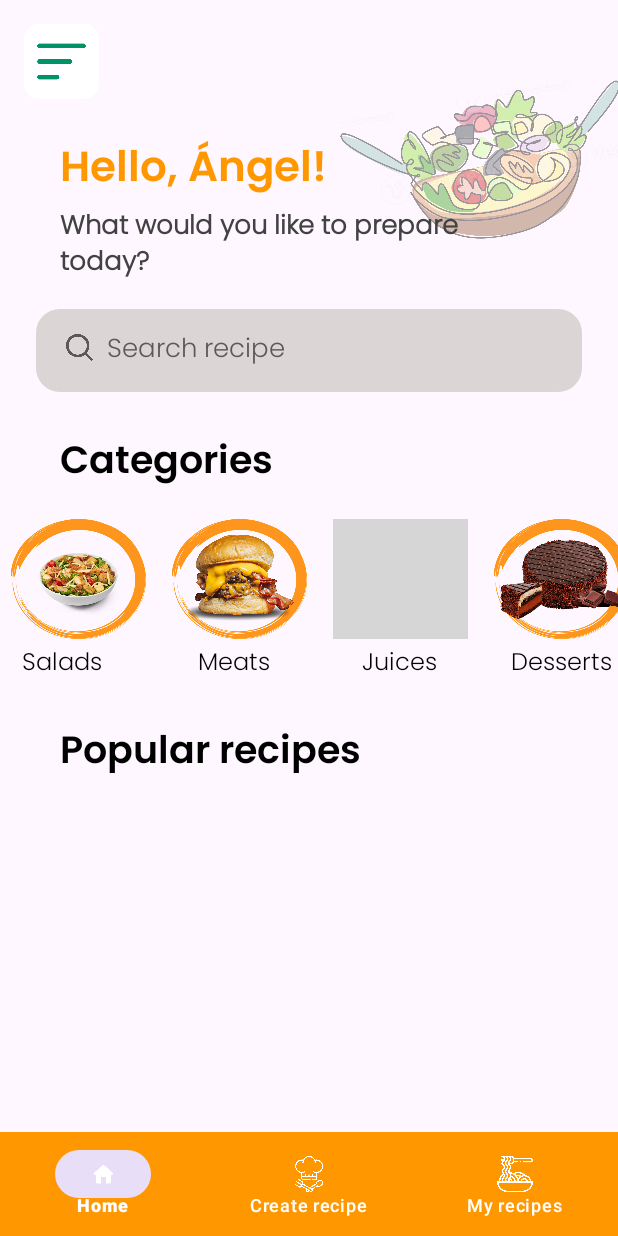
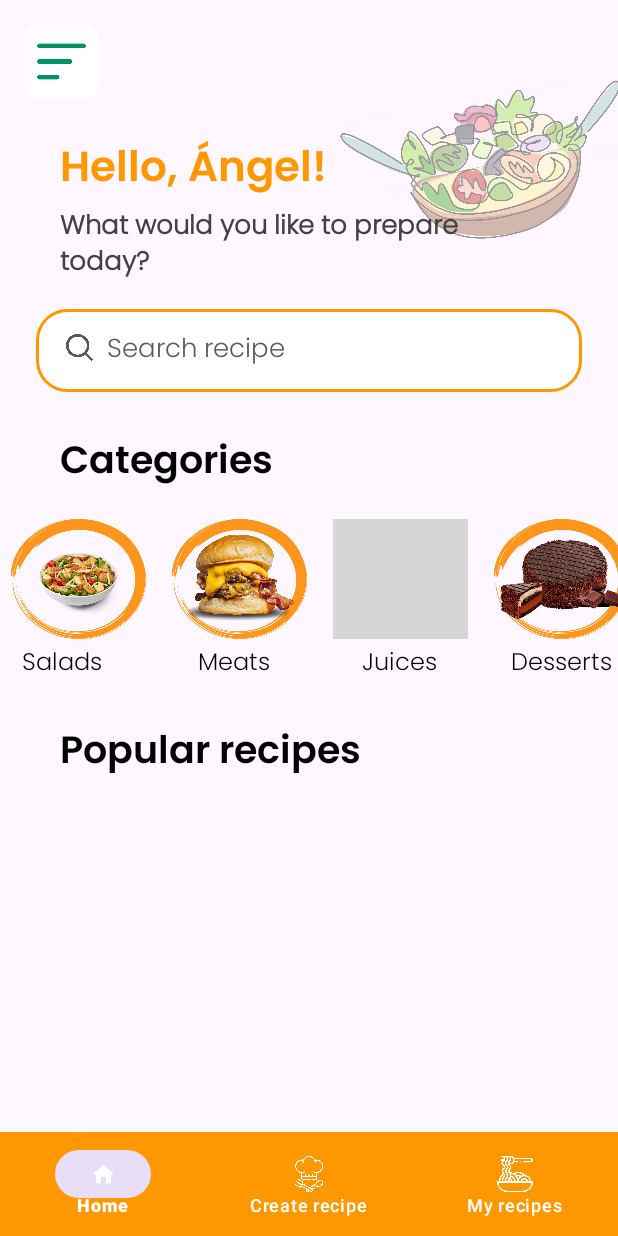
Before and after one commit to AngelMoldesM/ProyectoRecetas, an Android app: the screen it shows after launch (MainActivity), on a phone screen of 412 x 824 dp. Run offline under Robolectric (Android 15) with nearby library versions, the phone set to English and light mode, and no system bars; our stand-ins replace Room's generated code, navigation-ui; pictures from the network do not load; grey boxes are pictures that could not be loaded.

Commit message:
WIP Change some styles

```diff
--- a/app/src/main/java/com/example/proyectorecetas/CreateRecipeFragment.kt
+++ b/app/src/main/java/com/example/proyectorecetas/CreateRecipeFragment.kt
@@ -1,12 +1,11 @@
 package com.example.proyectorecetas
 
-import android.graphics.drawable.Drawable
+
 import android.os.Bundle
 import android.view.LayoutInflater
 import android.view.View
 import android.view.ViewGroup
 import android.widget.Toast
-import androidx.core.content.ContextCompat
 import androidx.fragment.app.Fragment
 import androidx.room.Room
 import com.bumptech.glide.Glide
--- /dev/null
+++ b/app/src/main/res/drawable/custombutton.xml
@@ -0,0 +1,11 @@
+<?xml version="1.0" encoding="utf-8"?>
+<shape
+    xmlns:android="http://schemas.android.com/apk/res/android">
+    <stroke
+        android:color="@color/orange"
+        android:width="2dp"/>
+    <corners
+        android:radius="20dp"/>
+    <solid
+        android:color="#FFFFFF"/>
+</shape>
--- a/app/src/main/res/layout/fragment_home.xml
+++ b/app/src/main/res/layout/fragment_home.xml
@@ -60,17 +60,15 @@
         app:layout_constraintStart_toStartOf="@+id/textView2"
         app:layout_constraintTop_toBottomOf="@+id/textView2" />
 
-    <EditText
+    <androidx.appcompat.widget.AppCompatEditText
         android:id="@+id/search"
         android:layout_width="match_parent"
         android:layout_height="55dp"
         android:layout_marginStart="24dp"
         android:layout_marginTop="16dp"
         android:layout_marginEnd="24dp"
-        android:background="@drawable/searchview"
-        android:backgroundTint="#DBD5D5"
+        android:background="@drawable/custombutton"
         android:ems="10"
-
         android:focusable="false"
         android:fontFamily="@font/poppins_light"
         android:hint="@string/buscar_receta"
```
Also changed, not shown: app/src/main/java/com/example/proyectorecetas/RecipeFragment.kt (+1 -10 lines), app/src/main/res/drawable/bottom_sheet_bg.xml (deleted, +0 -11 lines), app/src/main/res/drawable/btn_ing.xml (deleted, +0 -15 lines), app/src/main/res/drawable/text_overlay.xml (deleted, +0 -16 lines), app/src/main/res/layout/fragment_create_recipe.xml (+8 -2 lines), app/src/main/res/layout/fragment_receta.xml (+6 -4 lines), app/src/main/res/drawable/ajustes.png (deleted), app/src/main/res/drawable/card_btn.png (deleted), app/src/main/res/drawable/clock_ic_white.png (deleted), app/src/main/res/drawable/full_size_ic.png (deleted), app/src/main/res/drawable/info_ic.png (deleted), app/src/main/res/drawable/user.png (deleted).
